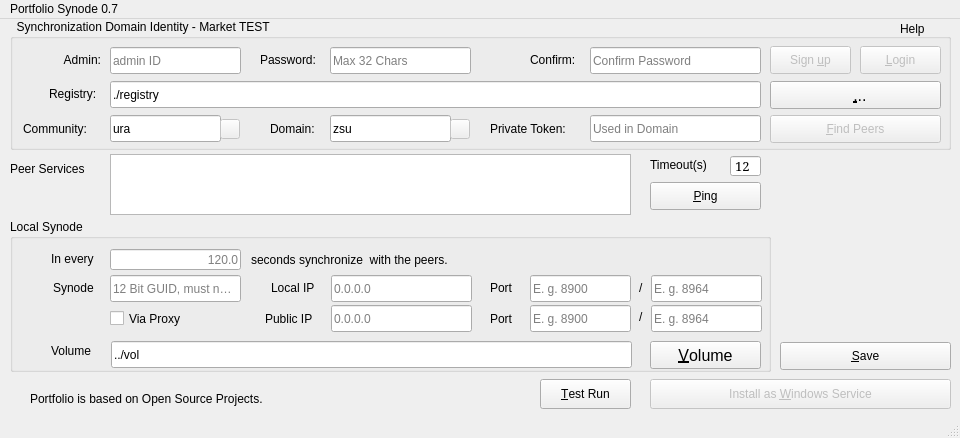
Above: synode.py/src/synodepy3/form.ui from odys-z/semantic-jserv before the change. Below: the same form after it.
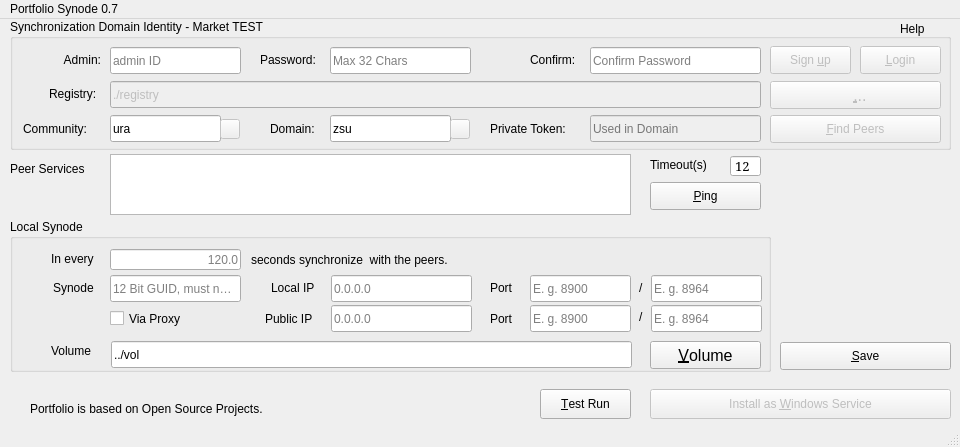
That is the form after the change. Icons and pictures are not drawn.

The edit to the form file:
```diff
--- a/synode.py/src/synodepy3/form.ui
+++ b/synode.py/src/synodepy3/form.ui
@@ -10,7 +10,7 @@
     <x>0</x>
     <y>0</y>
     <width>960</width>
-    <height>438</height>
+    <height>447</height>
    </rect>
   </property>
   <property name="minimumSize">
@@ -61,7 +61,7 @@
      </sizepolicy>
     </property>
     <property name="title">
-     <string>  Synchronization Domain Identity - Market TEST</string>
+     <string>Synchronization Domain Identity - Market TEST</string>
     </property>
     <widget class="QLabel" name="lbCommunity">
      <property name="geometry">
@@ -216,6 +216,9 @@
      </property>
     </widget>
     <widget class="QPushButton" name="bRegfolder">
+     <property name="enabled">
+      <bool>false</bool>
+     </property>
      <property name="geometry">
       <rect>
        <x>760</x>
@@ -259,6 +262,9 @@
      </property>
     </widget>
     <widget class="QLineEdit" name="txtResroot">
+     <property name="enabled">
+      <bool>false</bool>
+     </property>
      <property name="geometry">
       <rect>
        <x>100</x>
@@ -325,7 +331,7 @@
       <string>Domain:</string>
      </property>
     </widget>
-    <widget class="QLineEdit" name="txtCommunity">
+    <widget class="QLineEdit" name="txtOrgid">
      <property name="enabled">
       <bool>true</bool>
      </property>
@@ -421,9 +427,9 @@
       <string>Ctrl+S</string>
      </property>
     </widget>
-    <widget class="QLineEdit" name="txtDomain_2">
+    <widget class="QLineEdit" name="txtDompswd">
      <property name="enabled">
-      <bool>true</bool>
+      <bool>false</bool>
      </property>
      <property name="geometry">
       <rect>
@@ -519,7 +525,7 @@
     <property name="geometry">
      <rect>
       <x>540</x>
-      <y>360</y>
+      <y>370</y>
       <width>91</width>
       <height>30</height>
      </rect>
@@ -538,7 +544,7 @@
     <property name="geometry">
      <rect>
       <x>650</x>
-      <y>360</y>
+      <y>370</y>
       <width>301</width>
       <height>30</height>
      </rect>
@@ -642,7 +648,7 @@
     <property name="geometry">
      <rect>
       <x>30</x>
-      <y>370</y>
+      <y>380</y>
       <width>381</width>
       <height>20</height>
      </rect>
```
Left out of the diff: 4 changed lines with no effect on the pictures.
